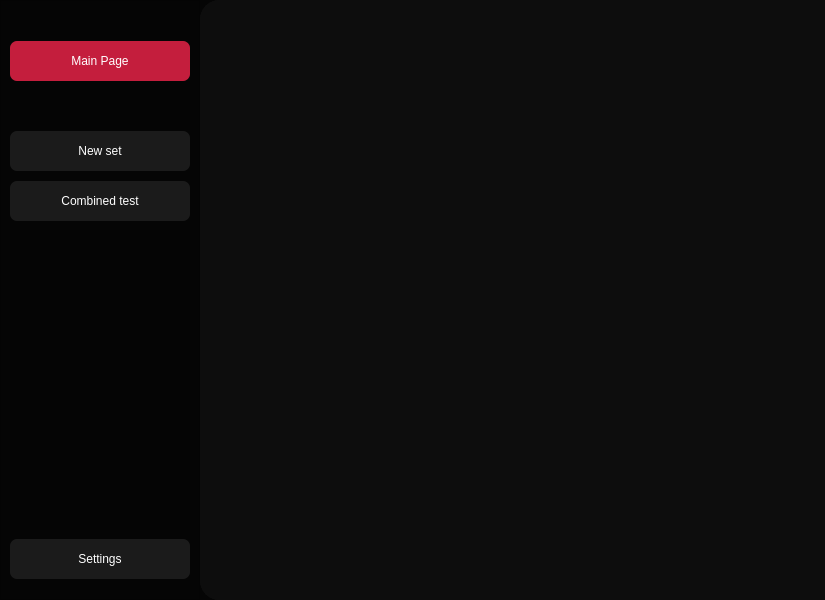
Above: ui/reWord.ui from marzky/reWord before the change. Below: the same form after it.
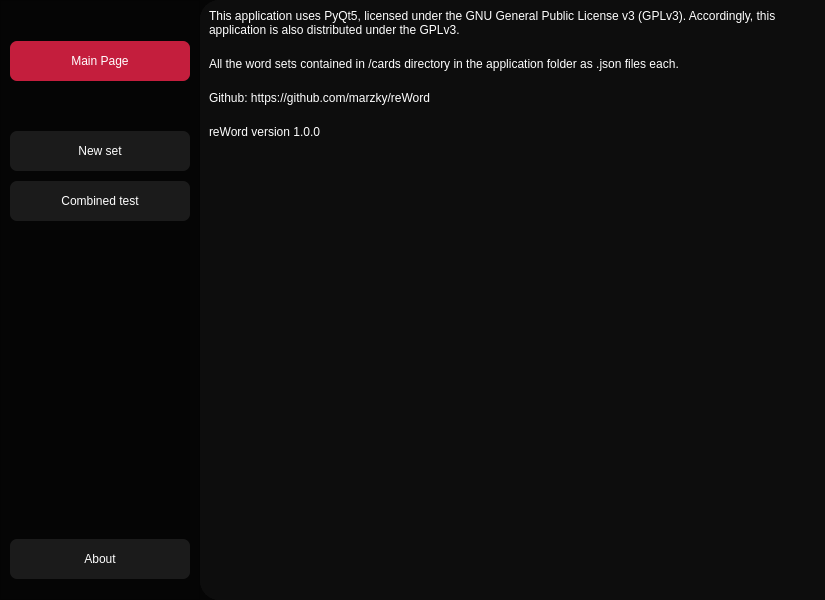
That is the form after the change.

Commit message: Add about page

Diff of the .ui file:
```diff
--- a/ui/reWord.ui
+++ b/ui/reWord.ui
@@ -226,7 +226,7 @@
 }</string>
          </property>
          <property name="text">
-          <string>Settings</string>
+          <string>About</string>
          </property>
         </widget>
        </item>
@@ -265,7 +265,7 @@
        <item>
         <widget class="QStackedWidget" name="pages">
          <property name="currentIndex">
-          <number>7</number>
+          <number>8</number>
          </property>
          <widget class="QWidget" name="mainPage">
           <layout class="QHBoxLayout" name="horizontalLayout_2">
@@ -1066,6 +1066,139 @@
            </item>
           </layout>
          </widget>
+         <widget class="QWidget" name="aboutPage">
+          <layout class="QVBoxLayout" name="verticalLayout_9">
+           <item>
+            <layout class="QVBoxLayout" name="aboutLayout">
+             <property name="spacing">
+              <number>20</number>
+             </property>
+             <item>
+              <widget class="QLabel" name="label_5">
+               <property name="sizePolicy">
+                <sizepolicy hsizetype="Preferred" vsizetype="Fixed">
+                 <horstretch>0</horstretch>
+                 <verstretch>0</verstretch>
+                </sizepolicy>
+               </property>
+               <property name="focusPolicy">
+                <enum>Qt::NoFocus</enum>
+               </property>
+               <property name="styleSheet">
+                <string notr="true">color: white;
+font: 16px &quot;Funnel Sans Light&quot;;
+border: none;
+border-radius: none;</string>
+               </property>
+               <property name="text">
+                <string>This application uses PyQt5, licensed under the GNU General Public License v3 (GPLv3). Accordingly, this application is also distributed under the GPLv3.</string>
+               </property>
+               <property name="alignment">
+                <set>Qt::AlignLeading|Qt::AlignLeft|Qt::AlignTop</set>
+               </property>
+               <property name="wordWrap">
+                <bool>true</bool>
+               </property>
+               <property name="textInteractionFlags">
+                <set>Qt::LinksAccessibleByMouse|Qt::TextSelectableByMouse</set>
+               </property>
+              </widget>
+             </item>
+             <item>
+              <widget class="QLabel" name="label_6">
+               <property name="sizePolicy">
+                <sizepolicy hsizetype="Preferred" vsizetype="Fixed">
+                 <horstretch>0</horstretch>
+                 <verstretch>0</verstretch>
+                </sizepolicy>
+               </property>
+               <property name="styleSheet">
+                <string notr="true">color: white;
+font: 16px &quot;Funnel Sans Light&quot;;
+border: none;
+border-radius: none;</string>
+               </property>
+               <property name="text">
+                <string>All the word sets contained in /cards directory in the application folder as .json files each.</string>
+               </property>
+               <property name="alignment">
+                <set>Qt::AlignLeading|Qt::AlignLeft|Qt::AlignTop</set>
+               </property>
+               <property name="wordWrap">
+                <bool>true</bool>
+               </property>
+               <property name="textInteractionFlags">
+                <set>Qt::LinksAccessibleByMouse|Qt::TextSelectableByMouse</set>
+               </property>
+              </widget>
+             </item>
+             <item>
+              <widget class="QLabel" name="label_7">
+               <property name="sizePolicy">
+                <sizepolicy hsizetype="Preferred" vsizetype="Fixed">
+                 <horstretch>0</horstretch>
+                 <verstretch>0</verstretch>
+                </sizepolicy>
+               </property>
+               <property name="styleSheet">
+                <string notr="true">color: white;
+font: 16px &quot;Funnel Sans Light&quot;;
+border: none;
+border-radius: none;</string>
+               </property>
+               <property name="text">
+                <string>Github: https://github.com/marzky/reWord</string>
+               </property>
+               <property name="alignment">
+                <set>Qt::AlignLeading|Qt::AlignLeft|Qt::AlignTop</set>
+               </property>
+               <property name="wordWrap">
+                <bool>true</bool>
+               </property>
+               <property name="textInteractionFlags">
+                <set>Qt::LinksAccessibleByMouse|Qt::TextSelectableByMouse</set>
+               </property>
+              </widget>
+             </item>
+             <item>
+              <widget class="QLabel" name="label_8">
+               <property name="styleSheet">
+                <string notr="true">color: white;
+font: 16px &quot;Funnel Sans Light&quot;;
+border: none;
+border-radius: none;</string>
+               </property>
+               <property name="text">
+                <string>reWord version 1.0.0</string>
+               </property>
+               <property name="alignment">
+                <set>Qt::AlignLeading|Qt::AlignLeft|Qt::AlignTop</set>
+               </property>
+               <property name="wordWrap">
+                <bool>true</bool>
+               </property>
+               <property name="textInteractionFlags">
+                <set>Qt::LinksAccessibleByMouse|Qt::TextSelectableByMouse</set>
+               </property>
+              </widget>
+             </item>
+             <item>
+              <spacer name="verticalSpacer_4">
+               <property name="orientation">
+                <enum>Qt::Vertical</enum>
+               </property>
+               <property name="sizeHint" stdset="0">
+                <size>
+                 <width>20</width>
+                 <height>40</height>
+                </size>
+               </property>
+              </spacer>
+             </item>
+            </layout>
+           </item>
+          </layout>
+         </widget>
         </widget>
        </item>
       </layout>
```
Left out of the diff: 20 changed lines with no effect on the pictures. The commit also changes 1 other file.
